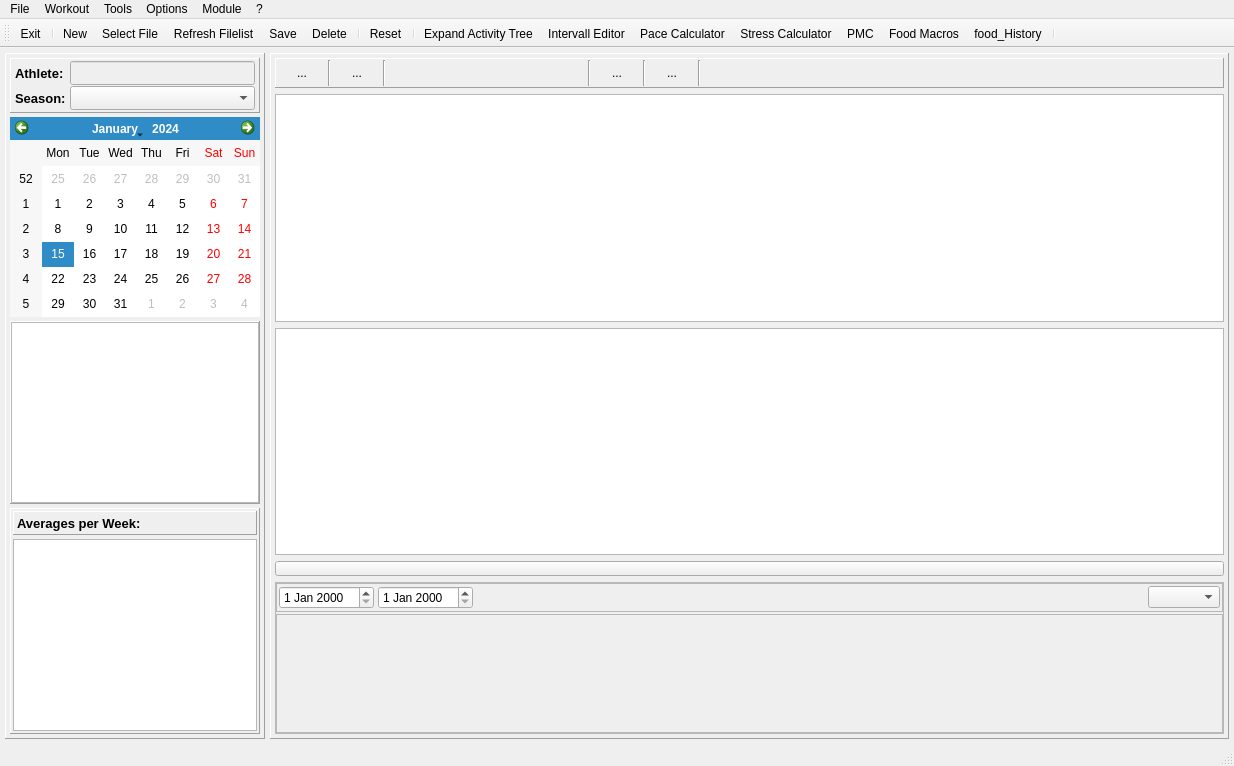
Before: the Qt Designer form mainwindow.ui in Tria-Andy/WorkoutEditor, drawn with Qt 5.
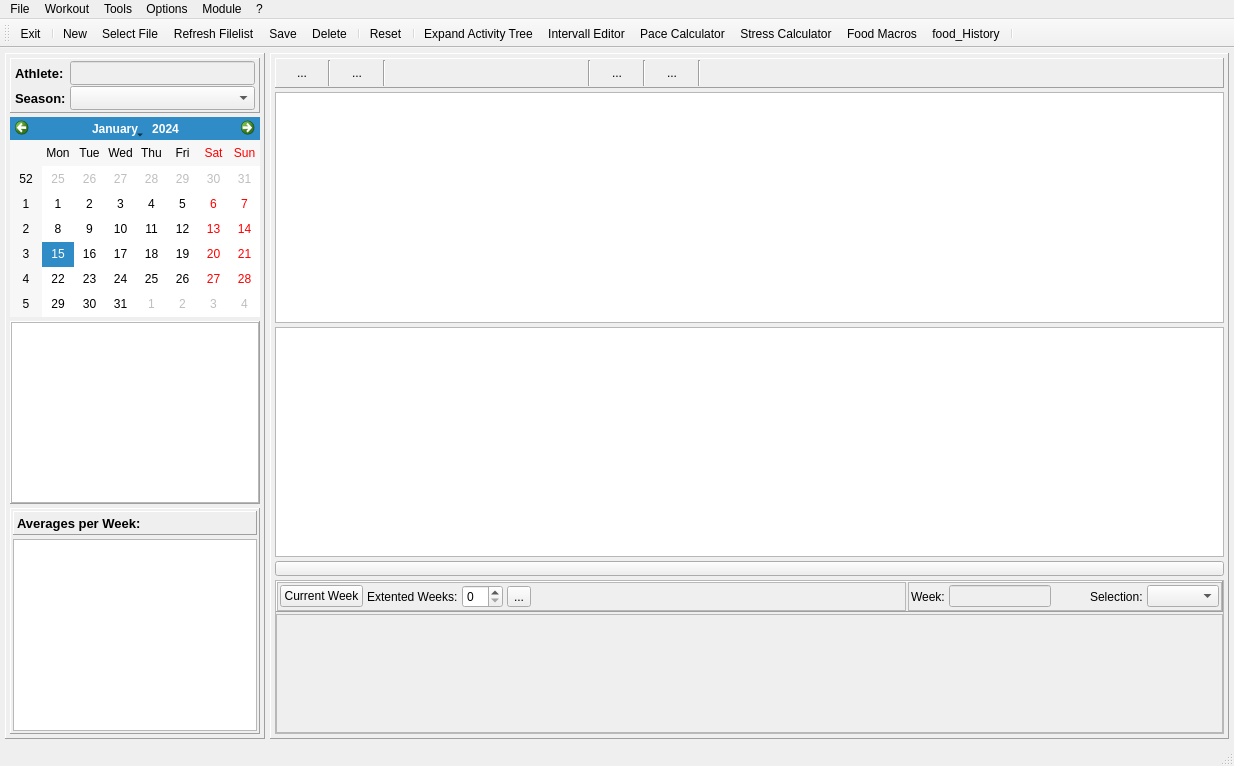
After: the same form once the commit is applied. Icons and pictures are not drawn. Custom widgets are drawn as their Qt base class.

```diff
--- a/mainwindow.ui
+++ b/mainwindow.ui
@@ -369,6 +369,9 @@
            <enum>QFrame::Raised</enum>
           </property>
           <layout class="QVBoxLayout" name="verticalLayout_3">
+           <property name="spacing">
+            <number>4</number>
+           </property>
            <property name="leftMargin">
             <number>4</number>
            </property>
@@ -737,48 +740,179 @@
               <item>
                <widget class="QFrame" name="frame_pmeControl">
                 <property name="frameShape">
-                 <enum>QFrame::StyledPanel</enum>
+                 <enum>QFrame::Panel</enum>
                 </property>
                 <property name="frameShadow">
                  <enum>QFrame::Raised</enum>
                 </property>
                 <layout class="QHBoxLayout" name="horizontalLayout_21">
                  <property name="spacing">
-                  <number>4</number>
+                  <number>2</number>
                  </property>
                  <property name="leftMargin">
-                  <number>2</number>
+                  <number>0</number>
                  </property>
                  <property name="topMargin">
-                  <number>2</number>
+                  <number>0</number>
                  </property>
                  <property name="rightMargin">
-                  <number>2</number>
+                  <number>0</number>
                  </property>
                  <property name="bottomMargin">
-                  <number>2</number>
+                  <number>0</number>
                  </property>
                  <item>
-                  <widget class="QDateEdit" name="dateEdit"/>
-                 </item>
-                 <item>
-                  <widget class="QDateEdit" name="dateEdit_2"/>
-                 </item>
-                 <item>
-                  <spacer name="horizontalSpacer_6">
-                   <property name="orientation">
-                    <enum>Qt::Horizontal</enum>
+                  <widget class="QFrame" name="frame__pmcControl">
+                   <property name="sizePolicy">
+                    <sizepolicy hsizetype="Preferred" vsizetype="Preferred">
+                     <horstretch>2</horstretch>
+                     <verstretch>0</verstretch>
+                    </sizepolicy>
                    </property>
-                   <property name="sizeHint" stdset="0">
-                    <size>
-                     <width>40</width>
-                     <height>20</height>
-                    </size>
+                   <property name="frameShape">
+                    <enum>QFrame::StyledPanel</enum>
                    </property>
-                  </spacer>
+                   <property name="frameShadow">
+                    <enum>QFrame::Raised</enum>
+                   </property>
+                   <layout class="QHBoxLayout" name="horizontalLayout_23">
+                    <property name="spacing">
+                     <number>4</number>
+                    </property>
+                    <property name="leftMargin">
+                     <number>2</number>
+                    </property>
+                    <property name="topMargin">
+                     <number>2</number>
+                    </property>
+                    <property name="rightMargin">
+                     <number>2</number>
+                    </property>
+                    <property name="bottomMargin">
+                     <number>2</number>
+                    </property>
+                    <item>
+                     <widget class="QPushButton" name="pushButton_currentWeek">
+                      <property name="text">
+                       <string>Current Week</string>
+                      </property>
+                      <property name="checkable">
+                       <bool>true</bool>
+                      </property>
+                     </widget>
+                    </item>
+                    <item>
+                     <widget class="QLabel" name="label_7">
+                      <property name="text">
+                       <string>Extented Weeks:</string>
+                      </property>
+                     </widget>
+                    </item>
+                    <item>
+                     <widget class="QSpinBox" name="spinBox_extWeeks"/>
+                    </item>
+                    <item>
+                     <widget class="QToolButton" name="toolButton_extReset">
+                      <property name="text">
+                       <string>...</string>
+                      </property>
+                      <property name="icon">
+                       <iconset resource="resources.qrc">
+                        <normaloff>:/images/icons/Update.png</normaloff>:/images/icons/Update.png</iconset>
+                      </property>
+                     </widget>
+                    </item>
+                    <item>
+                     <spacer name="horizontalSpacer_6">
+                      <property name="orientation">
+                       <enum>Qt::Horizontal</enum>
+                      </property>
+                      <property name="sizeHint" stdset="0">
+                       <size>
+                        <width>40</width>
+                        <height>20</height>
+                       </size>
+                      </property>
+                     </spacer>
+                    </item>
+                   </layout>
+                  </widget>
                  </item>
                  <item>
-                  <widget class="QComboBox" name="comboBox"/>
+                  <widget class="QFrame" name="frame_distControl">
+                   <property name="sizePolicy">
+                    <sizepolicy hsizetype="Preferred" vsizetype="Preferred">
+                     <horstretch>1</horstretch>
+                     <verstretch>0</verstretch>
+                    </sizepolicy>
+                   </property>
+                   <property name="frameShape">
+                    <enum>QFrame::StyledPanel</enum>
+                   </property>
+                   <property name="frameShadow">
+                    <enum>QFrame::Raised</enum>
+                   </property>
+                   <layout class="QHBoxLayout" name="horizontalLayout_22">
+                    <property name="spacing">
+                     <number>4</number>
+                    </property>
+                    <property name="leftMargin">
+                     <number>2</number>
+                    </property>
+                    <property name="topMargin">
+                     <number>2</number>
+                    </property>
+                    <property name="rightMargin">
+                     <number>2</number>
+                    </property>
+                    <property name="bottomMargin">
+                     <number>2</number>
+                    </property>
+                    <item>
+                     <widget class="QLabel" name="label_13">
+                      <property name="text">
+                       <string>Week:</string>
+                      </property>
+                     </widget>
+                    </item>
+                    <item>
+                     <widget class="QLineEdit" name="lineEdit_currentWeek">
+                      <property name="enabled">
+                       <bool>false</bool>
+                      </property>
+                      <property name="maximumSize">
+                       <size>
+                        <width>16777215</width>
+                        <height>16777215</height>
+                       </size>
+                      </property>
+                     </widget>
+                    </item>
+                    <item>
+                     <spacer name="horizontalSpacer_7">
+                      <property name="orientation">
+                       <enum>Qt::Horizontal</enum>
+                      </property>
+                      <property name="sizeHint" stdset="0">
+                       <size>
+                        <width>40</width>
+                        <height>20</height>
+                       </size>
+                      </property>
+                     </spacer>
+                    </item>
+                    <item>
+                     <widget class="QLabel" name="label_12">
+                      <property name="text">
+                       <string>Selection:</string>
+                      </property>
+                     </widget>
+                    </item>
+                    <item>
+                     <widget class="QComboBox" name="comboBox_weekSelection"/>
+                    </item>
+                   </layout>
+                  </widget>
                  </item>
                 </layout>
                </widget>
@@ -3639,7 +3773,6 @@
    <addaction name="actionIntervall_Editor"/>
    <addaction name="actionPace_Calculator"/>
    <addaction name="actionStress_Calculator"/>
-   <addaction name="actionPMC"/>
    <addaction name="actionFood_Macros"/>
    <addaction name="actionfood_History"/>
    <addaction name="separator"/>
@@ -3780,15 +3913,6 @@
     <string>Edit Year Schedule</string>
    </property>
   </action>
-  <action name="actionPMC">
-   <property name="icon">
-    <iconset resource="resources.qrc">
-     <normaloff>:/images/icons/PMC.png</normaloff>:/images/icons/PMC.png</iconset>
-   </property>
-   <property name="text">
-    <string>PMC</string>
-   </property>
-  </action>
   <action name="actionEdit_Week">
    <property name="icon">
     <iconset resource="resources.qrc">
```
Left out of the diff: 3 changed lines with no effect on the pictures.
